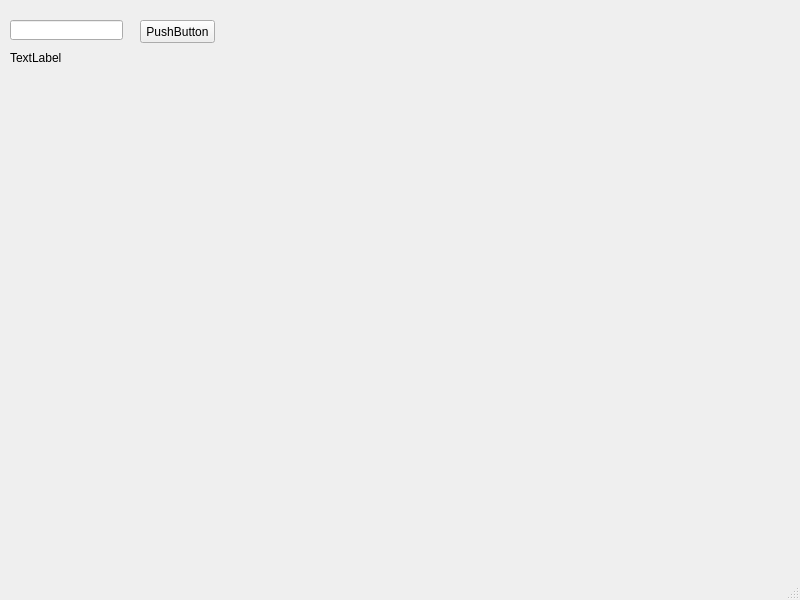
This is mainWindow.ui in Sadiqa-Khawari/Pythonymp-rist-3 as Qt 5 draws it before an edit. The edited form follows.
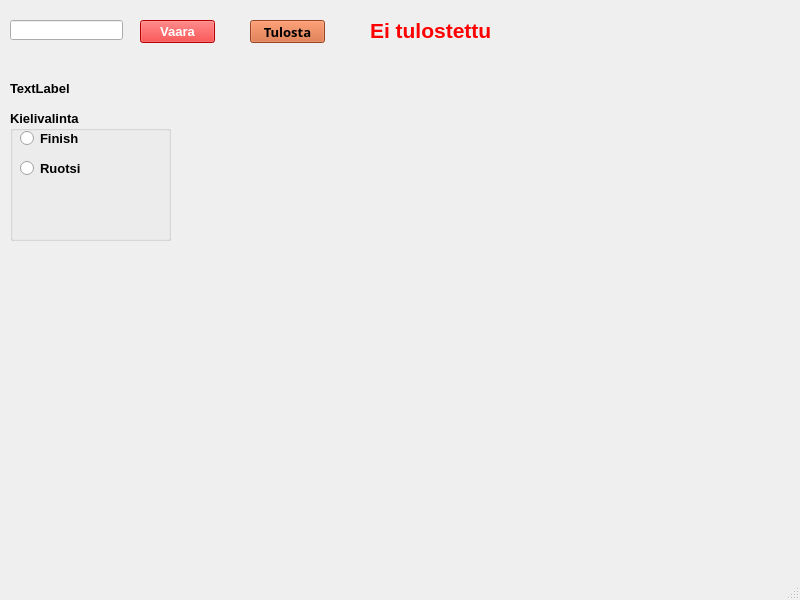
This is the edited form.

The edit to the form file:
```diff
--- a/mainWindow.ui
+++ b/mainWindow.ui
@@ -10,6 +10,13 @@
     <height>600</height>
    </rect>
   </property>
+  <property name="font">
+   <font>
+    <pointsize>10</pointsize>
+    <weight>75</weight>
+    <bold>true</bold>
+   </font>
+  </property>
   <property name="windowTitle">
    <string>MainWindow</string>
   </property>
@@ -23,8 +30,19 @@
       <height>23</height>
      </rect>
     </property>
+    <property name="font">
+     <font>
+      <pointsize>10</pointsize>
+      <weight>75</weight>
+      <bold>true</bold>
+     </font>
+    </property>
+    <property name="styleSheet">
+     <string notr="true">background-color: rgb(255, 0, 0);
+color: rgb(255, 255, 255);</string>
+    </property>
     <property name="text">
-     <string>PushButton</string>
+     <string>Vaara</string>
     </property>
    </widget>
    <widget class="QLineEdit" name="lineEdit">
@@ -41,7 +59,7 @@
     <property name="geometry">
      <rect>
       <x>10</x>
-      <y>50</y>
+      <y>80</y>
       <width>121</width>
       <height>16</height>
      </rect>
@@ -50,6 +68,91 @@
      <string>TextLabel</string>
     </property>
    </widget>
+   <widget class="QPushButton" name="TulostapushButton">
+    <property name="geometry">
+     <rect>
+      <x>250</x>
+      <y>20</y>
+      <width>75</width>
+      <height>23</height>
+     </rect>
+    </property>
+    <property name="font">
+     <font>
+      <family>MV Boli</family>
+      <pointsize>10</pointsize>
+     </font>
+    </property>
+    <property name="styleSheet">
+     <string notr="true">background-color: rgb(212, 98, 46);</string>
+    </property>
+    <property name="text">
+     <string>Tulosta</string>
+    </property>
+   </widget>
+   <widget class="QGroupBox" name="LanguageGroupBox">
+    <property name="geometry">
+     <rect>
+      <x>10</x>
+      <y>110</y>
+      <width>161</width>
+      <height>131</height>
+     </rect>
+    </property>
+    <property name="title">
+     <string>Kielivalinta</string>
+    </property>
+    <widget class="QRadioButton" name="FinnishRadioButton">
+     <property name="geometry">
+      <rect>
+       <x>10</x>
+       <y>20</y>
+       <width>82</width>
+       <height>17</height>
+      </rect>
+     </property>
+     <property name="text">
+      <string>Finish</string>
+     </property>
+    </widget>
+    <widget class="QRadioButton" name="SwedishRadioButton">
+     <property name="enabled">
+      <bool>true</bool>
+     </property>
+     <property name="geometry">
+      <rect>
+       <x>10</x>
+       <y>50</y>
+       <width>82</width>
+       <height>17</height>
+      </rect>
+     </property>
+     <property name="text">
+      <string>Ruotsi</string>
+     </property>
+    </widget>
+   </widget>
+   <widget class="QLabel" name="tulostettuLabel">
+    <property name="geometry">
+     <rect>
+      <x>370</x>
+      <y>20</y>
+      <width>161</width>
+      <height>21</height>
+     </rect>
+    </property>
+    <property name="font">
+     <font>
+      <pointsize>16</pointsize>
+     </font>
+    </property>
+    <property name="styleSheet">
+     <string notr="true">color: rgb(255, 0, 0);</string>
+    </property>
+    <property name="text">
+     <string>Ei tulostettu</string>
+    </property>
+   </widget>
   </widget>
   <widget class="QMenuBar" name="menubar">
    <property name="geometry">
```
Left out of the diff: 23 changed lines with no effect on the pictures.
